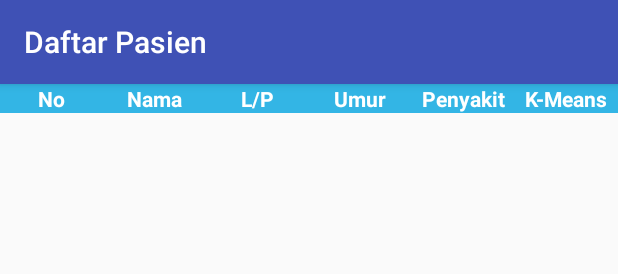
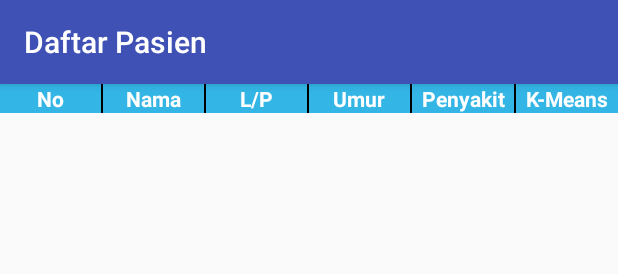
Before and after one commit to muslimmuda15/PulseHearthMonitor, an Android app: the layout app_bar_menu_pasien.xml on its own in the app's theme, with its tools: preview values and no code run, on a phone screen of 412 x 824 dp. Shown: the top 274 px of the screen. Run offline under Robolectric (Android 15) with nearby library versions, the phone set to English and light mode, and no system bars.

Commit message:
Add margin on grid

```diff
--- a/app/src/main/res/layout/activity_daftar_pasien.xml
+++ b/app/src/main/res/layout/activity_daftar_pasien.xml
@@ -12,13 +12,15 @@
         android:id="@+id/layoutHeaderPasien"
         android:layout_width="match_parent"
         android:layout_height="wrap_content"
-        android:background="@android:color/holo_blue_light"
+        android:background="@android:color/black"
         android:orientation="horizontal">
 
         <TextView
             android:layout_width="0dp"
             android:layout_height="wrap_content"
+            android:layout_marginRight="1dp"
             android:layout_weight="10"
+            android:background="@android:color/holo_blue_light"
             android:text="No"
             android:textAlignment="center"
             android:textColor="@android:color/white"
@@ -27,7 +29,9 @@
         <TextView
             android:layout_width="0dp"
             android:layout_height="wrap_content"
+            android:layout_marginRight="1dp"
             android:layout_weight="10"
+            android:background="@android:color/holo_blue_light"
             android:text="Nama"
             android:textAlignment="center"
             android:textColor="@android:color/white"
@@ -36,7 +40,9 @@
         <TextView
             android:layout_width="0dp"
             android:layout_height="wrap_content"
+            android:layout_marginRight="1dp"
             android:layout_weight="10"
+            android:background="@android:color/holo_blue_light"
             android:text="L/P"
             android:textAlignment="center"
             android:textColor="@android:color/white"
@@ -45,7 +51,9 @@
         <TextView
             android:layout_width="0dp"
             android:layout_height="wrap_content"
+            android:layout_marginRight="1dp"
             android:layout_weight="10"
+            android:background="@android:color/holo_blue_light"
             android:text="Umur"
             android:textAlignment="center"
             android:textColor="@android:color/white"
@@ -54,7 +62,9 @@
         <TextView
             android:layout_width="0dp"
             android:layout_height="wrap_content"
+            android:layout_marginRight="1dp"
             android:layout_weight="10"
+            android:background="@android:color/holo_blue_light"
             android:text="Penyakit"
             android:textAlignment="center"
             android:textColor="@android:color/white"
@@ -64,6 +74,7 @@
             android:layout_width="0dp"
             android:layout_height="wrap_content"
             android:layout_weight="10"
+            android:background="@android:color/holo_blue_light"
             android:text="K-Means"
             android:textAlignment="center"
             android:textColor="@android:color/white"
```
